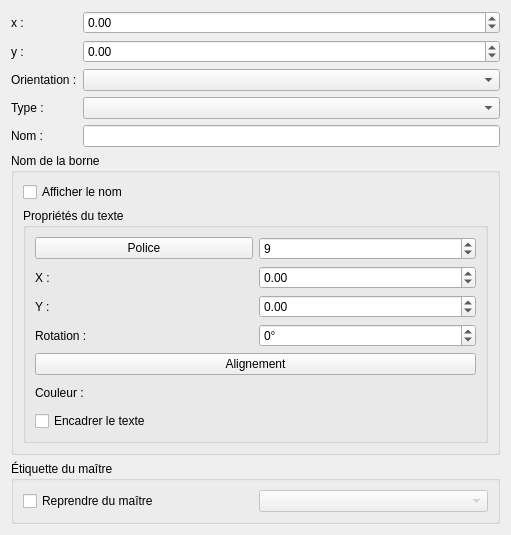
Above: sources/editor/ui/terminaleditor.ui from qelectrotech/qelectrotech-source-mirror before the change. Below: the same form after it.
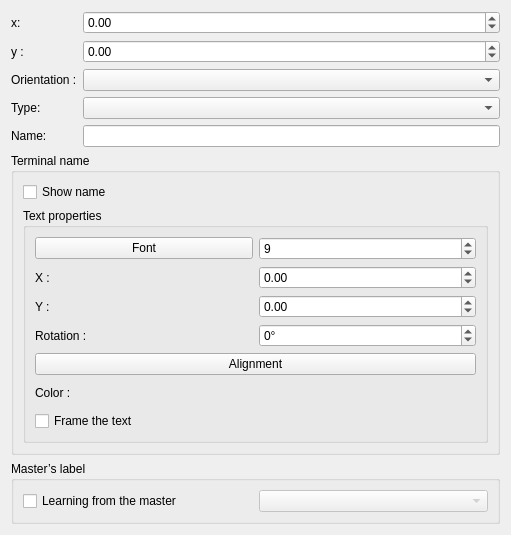
That is the form after the change.

What changed in the file:
```diff
--- a/sources/editor/ui/terminaleditor.ui
+++ b/sources/editor/ui/terminaleditor.ui
@@ -57,21 +57,21 @@
    <item row="0" column="0">
     <widget class="QLabel" name="label">
      <property name="text">
-      <string>x :</string>
+      <string>x:</string>
      </property>
     </widget>
    </item>
    <item row="4" column="0">
     <widget class="QLabel" name="label_4">
      <property name="text">
-      <string>Nom :</string>
+      <string>Name:</string>
      </property>
     </widget>
    </item>
    <item row="3" column="0">
     <widget class="QLabel" name="label_5">
      <property name="text">
-      <string>Type :</string>
+      <string>Type:</string>
      </property>
     </widget>
    </item>
@@ -81,26 +81,26 @@
    <item row="5" column="0" colspan="2">
     <widget class="QGroupBox" name="m_label_gb">
      <property name="title">
-      <string>Nom de la borne</string>
+      <string>Terminal name</string>
      </property>
      <layout class="QVBoxLayout" name="verticalLayout_2">
       <item>
        <widget class="QCheckBox" name="m_show_name_cb">
         <property name="text">
-         <string>Afficher le nom</string>
+         <string>Show name</string>
         </property>
        </widget>
       </item>
       <item>
        <widget class="QGroupBox" name="m_text_props_gb">
         <property name="title">
-         <string>Propriétés du texte</string>
+         <string>Text properties</string>
         </property>
          <layout class="QGridLayout" name="gridLayout_2">
            <item row="0" column="0">
             <widget class="QPushButton" name="m_font_pb">
              <property name="text">
-              <string>Police</string>
+              <string>Font</string>
              </property>
             </widget>
            </item>
@@ -180,14 +180,14 @@
            <item row="4" column="0" colspan="2">
             <widget class="QPushButton" name="m_align_pb">
              <property name="text">
-              <string>Alignement</string>
+              <string>Alignment</string>
              </property>
             </widget>
            </item>
            <item row="5" column="0">
             <widget class="QLabel" name="label_13">
              <property name="text">
-              <string>Couleur :</string>
+              <string>Color :</string>
              </property>
             </widget>
            </item>
@@ -204,7 +204,7 @@
            <item row="6" column="0" colspan="2">
             <widget class="QCheckBox" name="m_label_frame_cb">
              <property name="text">
-              <string>Encadrer le texte</string>
+              <string>Frame the text</string>
              </property>
             </widget>
            </item>
@@ -217,7 +217,7 @@
    <item row="6" column="0" colspan="2">
     <widget class="QGroupBox" name="m_master_label_gb">
      <property name="title">
-      <string>Étiquette du maître</string>
+      <string>Master’s label</string>
      </property>
      <property name="visible">
       <bool>false</bool>
@@ -226,7 +226,7 @@
       <item row="0" column="0">
        <widget class="QCheckBox" name="m_use_master_label_cb">
         <property name="text">
-         <string>Reprendre du maître</string>
+         <string>Learning from the master</string>
         </property>
        </widget>
       </item>
```
